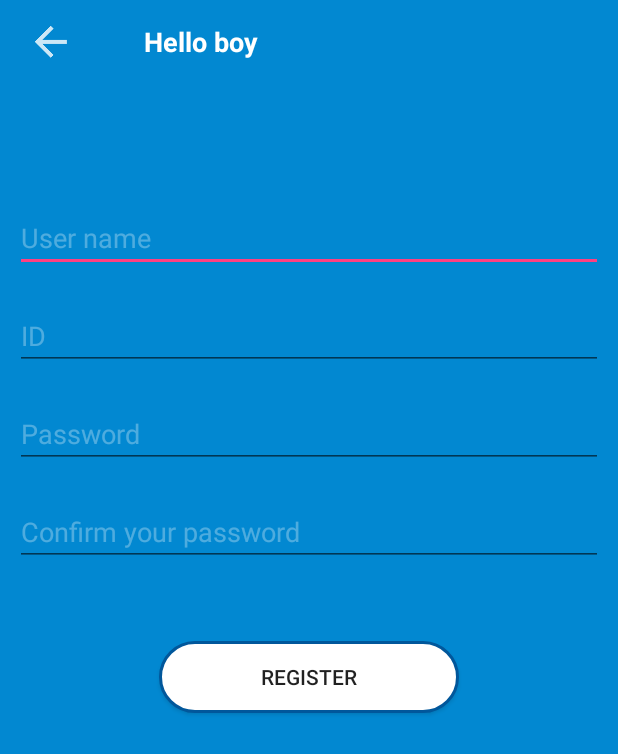
After one commit to Kun112/PassKeeper, an Android app: the layout create_account_fragment.xml on its own in the app's theme, with its tools: preview values and no code run, on a phone screen of 412 x 824 dp. The commit adds this screen. Shown: the top 754 px of the screen. Run offline under Robolectric (Android 15) with nearby library versions, the phone set to English and light mode, and no system bars.

Commit message:
add resources, adjust layout

```diff
--- /dev/null
+++ b/app/src/main/java/com/anhquanha/passkeeper/constant/Const.java
@@ -0,0 +1,9 @@
+package com.anhquanha.passkeeper.constant;
+
+/**
+ * Created by anhquan.ha on 3/25/18.
+ */
+
+public class Const {
+    public static String APP_NAME = "PassKeeper";
+}
--- /dev/null
+++ b/app/src/main/res/layout/create_account_fragment.xml
@@ -0,0 +1,69 @@
+<?xml version="1.0" encoding="utf-8"?>
+<LinearLayout
+    xmlns:android="http://schemas.android.com/apk/res/android"
+    android:layout_width="match_parent"
+    android:orientation="vertical"
+    android:background="@color/colorPrimary"
+    android:layout_height="match_parent">
+
+    <include layout="@layout/toolbar_fragment_layout"/>
+
+
+    <EditText
+        android:id="@+id/usernameTv"
+        android:hint="@string/user_name_hint"
+        android:layout_marginTop="80dp"
+        android:layout_marginLeft="10dp"
+        android:maxLines="1"
+        android:textColorHint="#4DFFFFFF"
+        android:layout_marginRight="10dp"
+        android:textColor="#fff"
+        android:layout_width="match_parent"
+        android:layout_height="wrap_content" />
+    <EditText
+        android:id="@+id/idUserTv"
+        android:hint="@string/id_hint"
+        android:layout_marginTop="20dp"
+        android:layout_marginLeft="10dp"
+        android:maxLines="1"
+        android:textColorHint="#4DFFFFFF"
+        android:layout_marginRight="10dp"
+        android:textColor="#fff"
+        android:layout_width="match_parent"
+        android:layout_height="wrap_content" />
+    <requestFocus/>
+    <EditText
+        android:id="@+id/passwordTv"
+        android:hint="@string/password_hint"
+        android:layout_marginTop="20dp"
+        android:maxLines="1"
+        android:textColorHint="#4DFFFFFF"
+        android:inputType="textPassword"
+        android:layout_marginLeft="10dp"
+        android:layout_marginRight="10dp"
+        android:textColor="#fff"
+        android:layout_width="match_parent"
+        android:layout_height="wrap_content" />
+
+    <EditText
+        android:id="@+id/confirmPassTv"
+        android:hint="@string/confirm_password"
+        android:layout_marginTop="20dp"
+        android:maxLines="1"
+        android:textColorHint="#4DFFFFFF"
+        android:inputType="textPassword"
+        android:layout_marginLeft="10dp"
+        android:layout_marginRight="10dp"
+        android:textColor="#fff"
+        android:layout_width="match_parent"
+        android:layout_height="wrap_content" />
+    <Button
+        android:id="@+id/register_btn"
+        android:text="Register"
+        android:layout_marginTop="50dp"
+        android:layout_gravity="center_horizontal"
+        android:background="@drawable/login_button_background"
+        android:layout_width="200dp"
+        android:layout_height="wrap_content" />
+
+</LinearLayout>
--- a/app/src/main/res/values/strings.xml
+++ b/app/src/main/res/values/strings.xml
@@ -8,4 +8,8 @@
     <string name="create_new_account_text"><u>Not have an account yet? Create one!</u></string>
     <string name="blank_id_error">The id field can not be blank.</string>
     <string name="blank_pass_error">The password field can not be blank.</string>
+    <string name="confirm_password">Confirm your password</string>
+    <string name="not_corresponding_pass">Your confirmation password must be the same as your password</string>
+    <string name="used_account_error">This user is already created. Please choose a new id!</string>
+    <string name="create_user_success">Create user successfully!</string>
 </resources>
```
